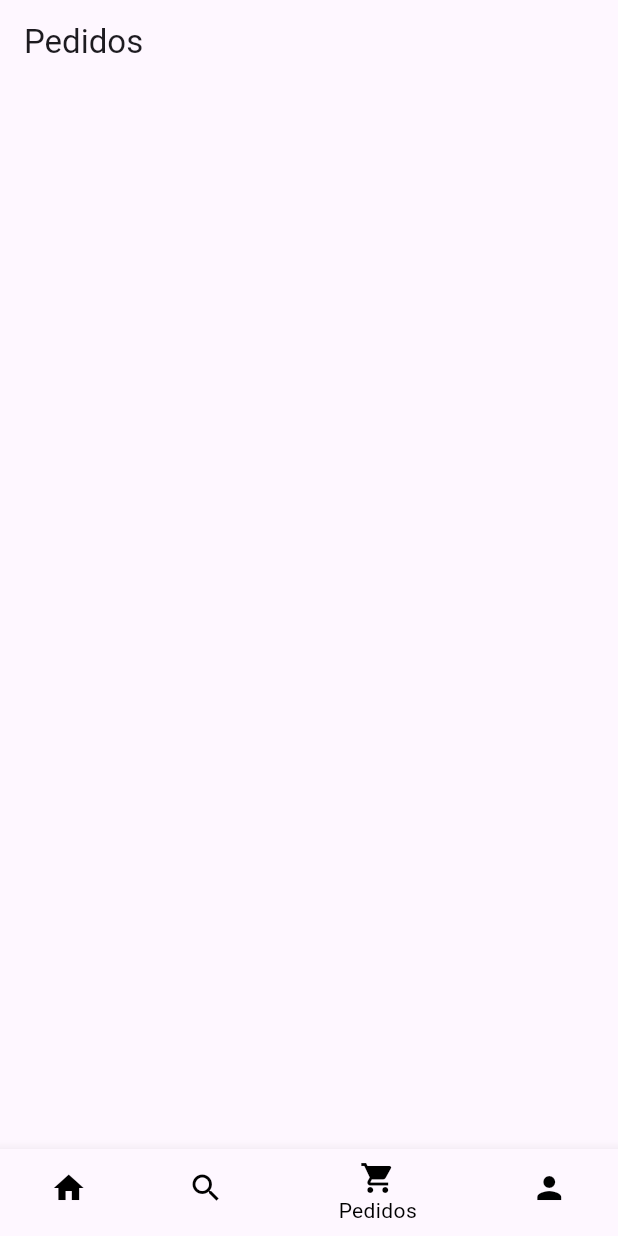
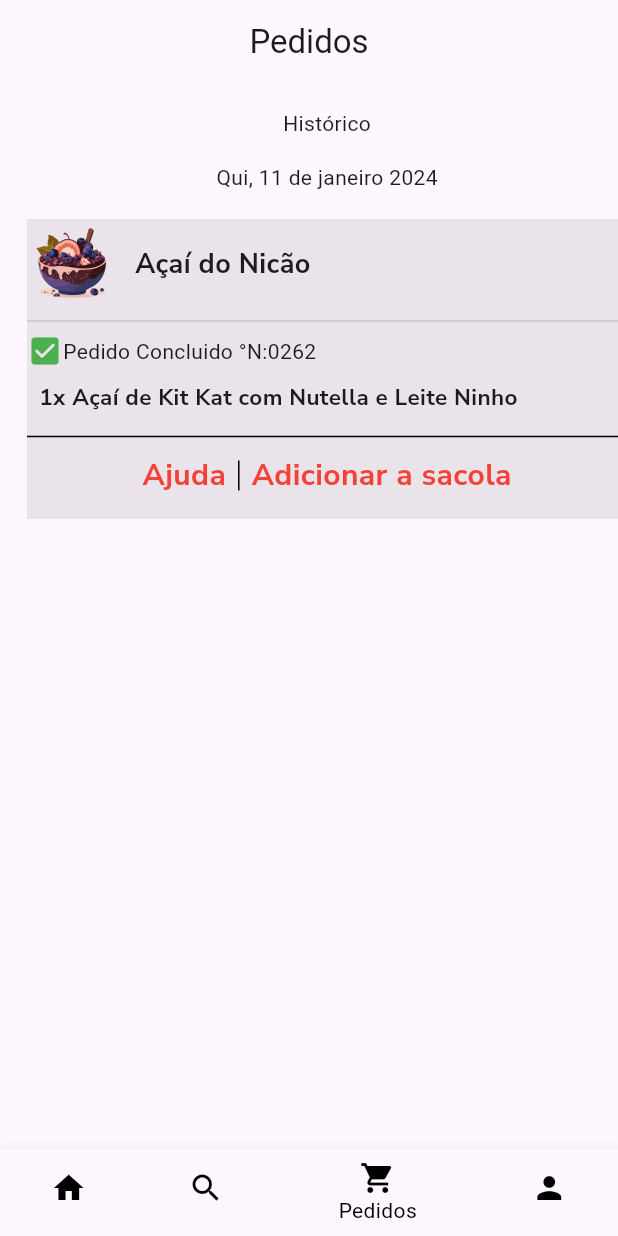
Before and after one commit to GuilhermeRoveri/AppDeliveryFlutter, a Flutter app: the screen it shows after launch, item 3 of the bottom bar chosen, on a phone screen of 412 x 824 dp. Run offline on Flutter 3.47's test engine with Material 3 defaults, Android fonts, the phone set to English and light mode, and no system bars; our stand-ins replace google_fonts.

Commit message:
pagina de pedidos

```diff
--- a/foodflutter/lib/Screens/CustomWidgets/card.dart
+++ b/foodflutter/lib/Screens/CustomWidgets/card.dart
@@ -103,44 +103,76 @@ Container cardTres(double largura, double altura, String imagem, String texto,
   );
 }
 
-Container cardPedido(double largura, double altura, String imagem, String texto,
-    String subtexto, String tempo, Color? color) {
+Container cardPedido(double largura, double altura, String imagem,
+    String nomeLoja, String pedido, String numeroPedido) {
   return Container(
     width: largura,
     height: altura,
-    child: Padding(
-      padding: const EdgeInsets.all(8.0),
-      child: Container(
-        color: color,
+    margin: EdgeInsets.all(18),
+    color: Color.fromARGB(58, 165, 164, 164),
     child: Column(
+      crossAxisAlignment: CrossAxisAlignment.start,
       children: [
-            Image.asset(
+      Row(
+        children: [
+          Container(
+            child: Image.asset(
               imagem,
-              width: double.infinity,
-              height: 80,
-              fit: BoxFit.cover,
+              fit: BoxFit.contain,
+              width: 60,
+              height: 60, // Altura da imagem
+            ),
+          ),
+          Padding(
+            padding: const EdgeInsets.all(12.0),
+            child: Text(
+              nomeLoja,
+              style: textNunitoBold(18),
+              textDirection: TextDirection.rtl,
+            ),
+          ),
+        ],
+      ),
+      const Divider(),
+      Row(
+        children: [
+          Icon(Icons.check_box_rounded, color: Colors.green),
+          Text('Pedido Concluido °N:' + numeroPedido),
+        ],
       ),
       Padding(
         padding: const EdgeInsets.all(8.0),
         child: Text(
-                texto,
+          '1x ' + pedido,
           style: textNunitoBold(15),
         ),
       ),
+      const Divider(
+        color: Colors.black,
+      ),
+      Center(
+        child: Row(
+          mainAxisAlignment: MainAxisAlignment.center,
+          children: [
+            Text(
+              'Ajuda',
+              style: textRed(20),
+            ),
             Padding(
               padding: const EdgeInsets.all(8.0),
-              child: Text(
-                subtexto,
-                style: textNunitoVerde(13),
+              child: Container(
+                height: 20, // Altura desejada para a linha vertical
+                width: 1, // Largura desejada para a linha vertical
+                color: Colors.black,
               ),
             ),
             Text(
-              tempo,
-              style: textNunito300(12),
-            )
+              'Adicionar a sacola',
+              style: textRed(20),
+            ),
           ],
         ),
-      ),
-    ),
+      )
+    ]),
   );
 }
--- a/foodflutter/lib/Screens/Pedidos/Pedidos.dart
+++ b/foodflutter/lib/Screens/Pedidos/Pedidos.dart
@@ -9,18 +9,24 @@ class Pedidos extends StatelessWidget {
     return Scaffold(
       appBar: AppBar(
         title: Text('Pedidos'),
+        centerTitle: true,
       ),
-        body: SizedBox(
-          height: 250,
-          child: ListView(scrollDirection: Axis.horizontal,
+      body: ListView(
+        scrollDirection: Axis.horizontal,
         children: [
-            Padding(padding: const EdgeInsets.all(8.0),
-            child: Wrap(
+          Column(
             children: [
-
+              Padding(
+                padding: const EdgeInsets.all(16.0),
+                child: Text('Histórico'),
+              ),
+              Text('Qui, 11 de janeiro 2024'),
+              cardPedido(400, 200, 'assets/acai.png', 'Açaí do Nicão',
+                  'Açaí de Kit Kat com Nutella e Leite Ninho', '0262'),
             ],
-              ))
-          ]),
-        ));
+          )
+        ],
+      ),
+    );
   }
 }
```
Also changed, not shown: foodflutter/lib/Screens/CustomWidgets/Style.dart (+8 -0 lines), foodflutter/lib/Screens/TelaInicio/telainicio.dart (+52 -2 lines), foodflutter/assets/acaicompleto.jpg (added), foodflutter/assets/hotdog.jpg (added), foodflutter/assets/pastel.jpeg (added). Lines whose indentation alone changed are shown as unchanged.
